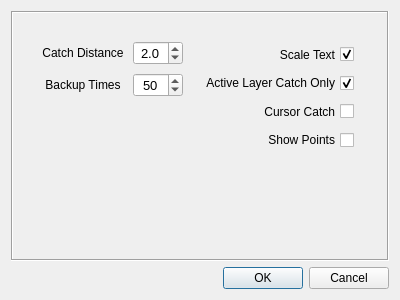
The window that src/ui/Setting.ui (chen6556/DSV) describes before a commit, drawn with Qt 5.
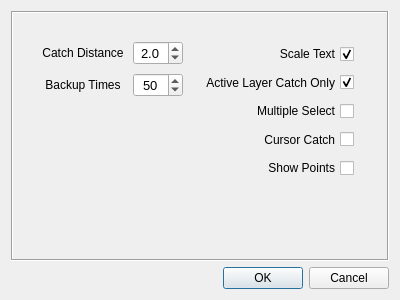
The same window after the commit.

The edit to the form file:
```diff
--- a/src/ui/Setting.ui
+++ b/src/ui/Setting.ui
@@ -150,11 +150,11 @@
          <x>180</x>
          <y>30</y>
          <width>161</width>
-         <height>108</height>
+         <height>136</height>
         </rect>
        </property>
        <layout class="QGridLayout" name="gridLayout_2">
-        <item row="3" column="0">
+        <item row="4" column="0">
          <widget class="QCheckBox" name="cursor_catch">
           <property name="sizePolicy">
            <sizepolicy hsizetype="Preferred" vsizetype="Preferred">
@@ -226,7 +226,7 @@
           </property>
          </widget>
         </item>
-        <item row="4" column="0">
+        <item row="5" column="0">
          <widget class="QCheckBox" name="show_points">
           <property name="sizePolicy">
            <sizepolicy hsizetype="Preferred" vsizetype="Preferred">
@@ -248,6 +248,28 @@
           </property>
          </widget>
         </item>
+        <item row="3" column="0">
+         <widget class="QCheckBox" name="multiple_select">
+          <property name="sizePolicy">
+           <sizepolicy hsizetype="Preferred" vsizetype="Preferred">
+            <horstretch>0</horstretch>
+            <verstretch>0</verstretch>
+           </sizepolicy>
+          </property>
+          <property name="minimumSize">
+           <size>
+            <width>0</width>
+            <height>22</height>
+           </size>
+          </property>
+          <property name="layoutDirection">
+           <enum>Qt::RightToLeft</enum>
+          </property>
+          <property name="text">
+           <string>Multiple Select</string>
+          </property>
+         </widget>
+        </item>
        </layout>
       </widget>
      </widget>
```
